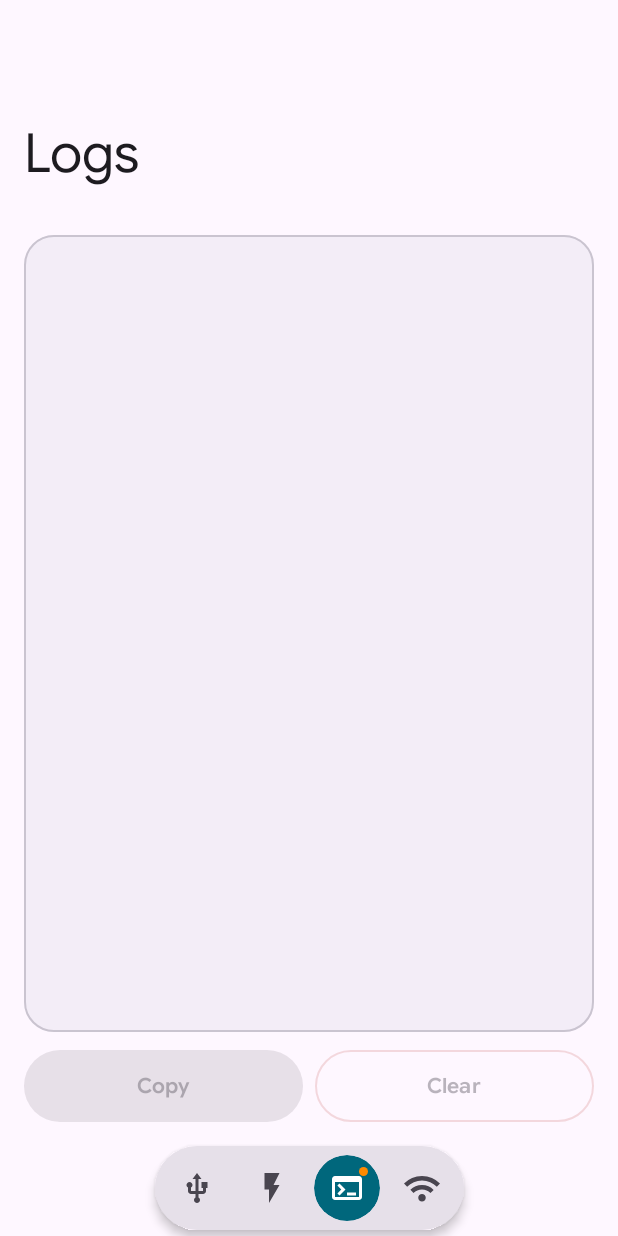
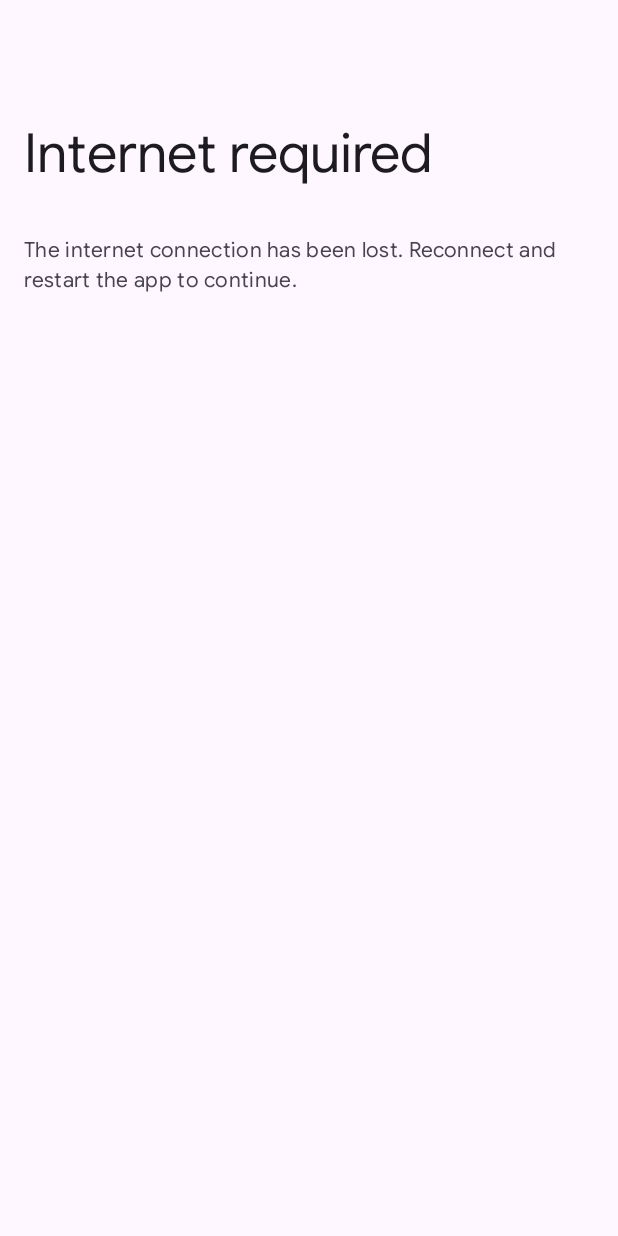
Before and after one commit to daniele-NA/esptoolbox, an Android app built with Jetpack Compose: the LogPage screen opened through its navigation route, on a phone screen of 412 x 824 dp. Run offline under Robolectric (Android 15) with nearby library versions, the light colour scheme and no system bars; our stand-ins replace Material 3 Expressive styles (plain Material 3 is drawn).

Commit message:
feat : internet connection guard

```diff
--- a/app/src/main/java/com/crescenzi/esptoolbox/presentation/main_shell/MainShell.kt
+++ b/app/src/main/java/com/crescenzi/esptoolbox/presentation/main_shell/MainShell.kt
@@ -155,6 +155,7 @@ fun MainShell(
     val logs by logRepo.logs.collectAsStateWithLifecycle()
     val locationEnabled by deviceHardwareStatus.location.collectAsStateWithLifecycle()
     val locationPermission by deviceHardwareStatus.locationPermission.collectAsStateWithLifecycle()
+    val internetEnabled by deviceHardwareStatus.internet.collectAsStateWithLifecycle()
 
     val backStackEntry by navController.currentBackStackEntryAsState()
     val destination = backStackEntry?.destination
@@ -176,7 +177,7 @@ fun MainShell(
      * If a requirement gets lost anywhere past the entry checks, forward to the blocking
      * page and empty the back stack
      */
-    LaunchedEffect(locationEnabled, locationPermission, currentWorkspace) {
+    LaunchedEffect(locationEnabled, locationPermission, internetEnabled, currentWorkspace) {
         if (currentWorkspace != null) {
             val requirement = when {
                 !locationPermission -> RequirementPage(
@@ -187,6 +188,11 @@ fun MainShell(
                 !locationEnabled -> RequirementPage(
                     titleRes = R.string.location_lost_title,
                     subtitleRes = R.string.location_lost_desc
+                )
+
+                !internetEnabled -> RequirementPage(
+                    titleRes = R.string.internet_lost_title,
+                    subtitleRes = R.string.internet_lost_desc
                 )
 
                 else -> null
--- a/app/src/main/res/values/strings.xml
+++ b/app/src/main/res/values/strings.xml
@@ -47,6 +47,8 @@
     <string name="location_lost_title">Location required</string>
     <string name="location_lost_desc">Location has been turned off. Turn it back on and restart the app to continue.</string>
     <string name="permission_lost_desc">The location permission has been revoked. Grant it again and restart the app to continue.</string>
+    <string name="internet_lost_title">Internet required</string>
+    <string name="internet_lost_desc">The internet connection has been lost. Reconnect and restart the app to continue.</string>
 
     <!-- ExceptionMessage-->
     <string name="error_usb_connection">USB connection failed. Please check: BaudRate &amp; SerialFormat.</string>
```
Also changed, not shown: 8 other files.
